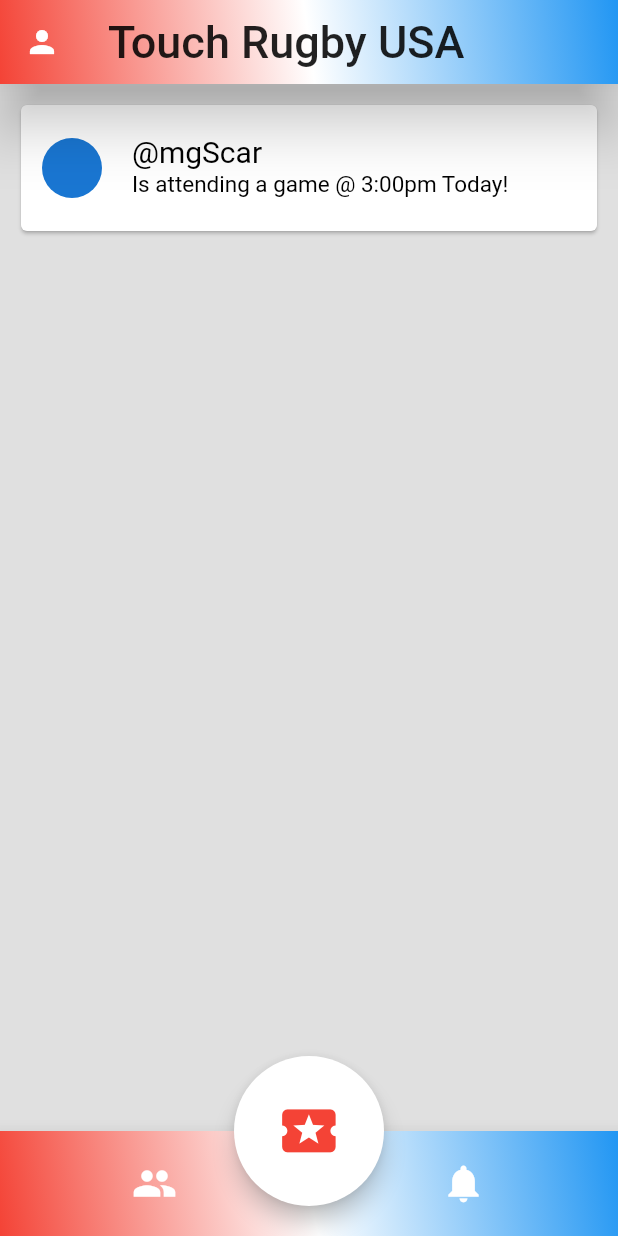
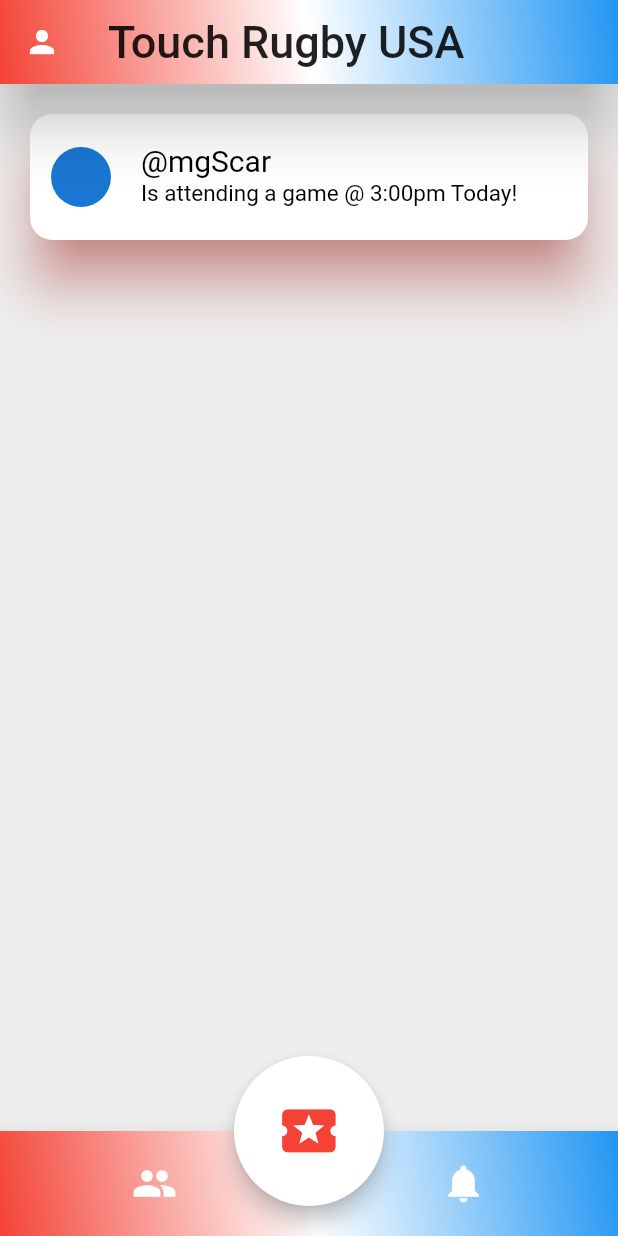
Before and after one commit to gardnerapp/rugby, a Flutter app: the screen it shows after launch, on a phone screen of 412 x 824 dp. Run offline on Flutter 3.47's test engine with Material 2 defaults, Android fonts, the phone set to English and light mode, and no system bars.

Commit message:
refactor list tile panels

```diff
--- a/lib/components/friend_panel.dart
+++ /dev/null
@@ -1,41 +0,0 @@
-import 'package:flutter/material.dart';
-
-//profile picture
-//username
-//description of action
-//clickable
-
-
-class FriendPanel extends StatelessWidget {
-  @override
-  Widget build(BuildContext context) {
-    return Card(
-      child: ListTile(
-        contentPadding: EdgeInsets.all(10.0),
-        leading: GestureDetector(
-          behavior: HitTestBehavior.translucent,
-          onTap: () {
-
-          },
-          child: Container(
-            width: 48,
-            height: 48,
-            padding: EdgeInsets.symmetric(vertical: 4.0),
-            alignment: Alignment.center,
-            child: CircleAvatar(),
-          ),
-        ),
-        title: Text('@mgScar', style: TextStyle(
-          color: Colors.black, fontSize: 20.0,
-        ),),
-        dense: true,
-        subtitle: Text(
-              "Is attending a game @ 3:00pm Today!", style: TextStyle(
-            color: Colors.black, fontSize: 15.0,
-
-        ),
-        ),
-      )
-    );
-  }
-}
--- /dev/null
+++ b/lib/components/panels/friend_panel.dart
@@ -0,0 +1,28 @@
+import 'package:flutter/material.dart';
+import 'package:rugby/components/panels/panel_styles.dart';
+
+//profile picture
+//username
+//description of action
+//clickable
+//TODO round Corners
+
+class FriendPanel extends StatelessWidget {
+  @override
+  Widget build(BuildContext context) {
+    return MetaPanel(ListTile(
+      contentPadding: EdgeInsets.all(10.0),
+      dense: true,
+      title: Text(
+        '@mgScar',
+        style: titleTextStyle(),
+      ),
+      subtitle: Text("Is attending a game @ 3:00pm Today!",
+          style: subTitleTextStyle()),
+      leading: GestureDetector(
+          behavior: HitTestBehavior.translucent,
+          onTap: () {},
+          child: CircularLeading(CircleAvatar())),
+    ));
+  }
+}
--- /dev/null
+++ b/lib/components/panels/panel_styles.dart
@@ -0,0 +1,57 @@
+import 'package:flutter/material.dart';
+import 'package:rugby/components/panels/friend_panel.dart';
+
+//holds text styles and Card shape for panels
+
+class MetaPanel extends StatelessWidget {
+  final Widget listTile;
+  MetaPanel(this.listTile);
+  @override
+  Widget build(BuildContext context) {
+    return Card(
+        shadowColor: Colors.red,
+        elevation: 16.0,
+        margin: EdgeInsets.all(10.0),
+        borderOnForeground: true,
+        shape: RoundedRectangleBorder(
+          borderRadius: BorderRadius.circular(15.0),
+        ),
+    child: listTile,
+    );
+  }
+}
+
+TextStyle titleTextStyle(){
+  return TextStyle(
+    color: Colors.black, fontSize: 20.0,
+  );
+}
+
+TextStyle subTitleTextStyle(){
+  return TextStyle(
+    color: Colors.black, fontSize: 15.0,
+  );
+}
+
+class CircularLeading extends StatelessWidget {
+  //passed into gesture detector Friend Takes CircularAvatar brings to profile
+  //locationtakes text with the number of people going
+
+  final Widget child;
+  CircularLeading(this.child);
+  @override
+  Widget build(BuildContext context) {
+    return Container(
+      width: 48,
+      height: 48,
+      padding: EdgeInsets.symmetric(vertical: 4.0),
+      alignment: Alignment.center,
+      child: child,
+    );
+  }
+}
+
+
+//TODO next further refactor ListTIle
+//Can I conditionally render the gesture detector
+// based on the type of class being passed?
--- a/lib/feeds/friend_feed.dart
+++ b/lib/feeds/friend_feed.dart
@@ -1,11 +1,11 @@
 import 'package:flutter/material.dart';
-import 'package:rugby/components/friend_panel.dart';
+import 'package:rugby/components/panels/friend_panel.dart';
 
 class FriendFeed extends StatelessWidget {
   @override
   Widget build(BuildContext context) {
     return Container(
-      color: Colors.grey[300],
+      color: Colors.grey[200],
       child: ListView(
         padding: EdgeInsets.all(10.0),
         children: <Widget>[
--- a/lib/models/user.dart
+++ b/lib/models/user.dart
@@ -0,0 +1,6 @@
+class User{
+  final String email;
+  final String userName;
+
+  User(this.email, this.userName);
+}
```
Also changed, not shown: lib/components/panels/location_panel.dart (added, +23 -0 lines), lib/feeds/location_feed.dart (+10 -1 lines), lib/models/matches.dart (added, +9 -0 lines), lib/components/location_panel.dart (deleted).
